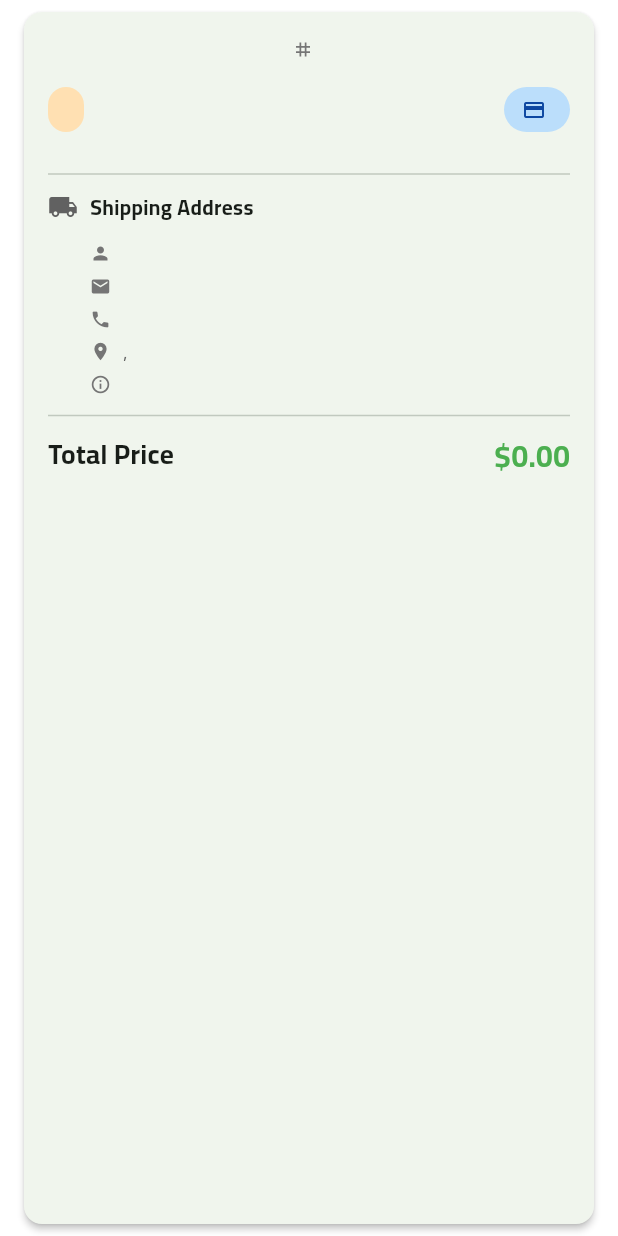
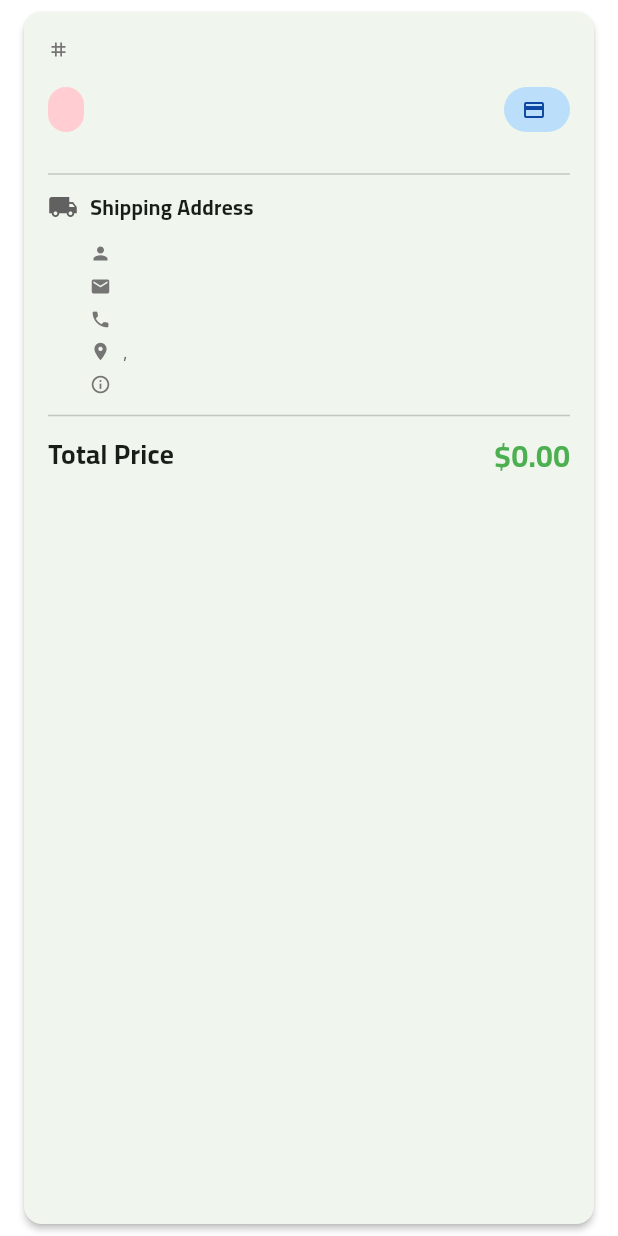
Before and after one commit to ahmedasaber/fruit_dashboard, a Flutter app: the OrderItemCard widget shown alone on an empty page, opened directly with empty values, on a phone screen of 412 x 824 dp. Run offline on Flutter 3.47's test engine with Material 3 defaults, Android fonts, the phone set to English and light mode, and no system bars; our stand-ins replace bloc, cloud_firestore, dartz, firebase_core, flutter_bloc, flutter_svg and 5 more; accounts and stored records are empty; generated files the repository leaves out were written again; network calls fail; statements that could not run were skipped.

Commit message:
update order status (ui)

```diff
--- a/lib/core/widgets/show_error.dart
+++ b/lib/core/widgets/show_error.dart
@@ -4,7 +4,8 @@ import 'package:flutter/material.dart';
 void showError(BuildContext context, String content) {
   ScaffoldMessenger.of(context).showSnackBar(
     SnackBar(
-        content: Text(content)
+        content: Text(content),
+      duration: Duration(seconds: 2),
     )
   );
 }
--- a/lib/features/orders/presentation/views/widgets/build_status_chip.dart
+++ b/lib/features/orders/presentation/views/widgets/build_status_chip.dart
@@ -1,19 +1,45 @@
 import 'package:flutter/material.dart';
+import 'package:flutter_bloc/flutter_bloc.dart';
+import 'package:fruit_dashboard/features/orders/domain/entities/order_entity.dart';
+import 'package:fruit_dashboard/features/orders/presentation/cubit/update%20order/update_order_cubit.dart';
 
-Widget buildStatusChip(String status) {
-  return Container(
+List<String> statuses = ['Pending', 'Completed', 'Canceled'];
+
+Widget buildStatusChip(BuildContext context, OrderEntity order) {
+  String status = order.status;
+  return PopupMenuButton(
+      onSelected: (i) {
+        if (statuses[i].toLowerCase() != status.toLowerCase()) {
+          context.read<UpdateOrderCubit>().updateStatus(
+            status: statuses[i],
+            orderId: order.orderId,
+          );
+        }
+      },
+      itemBuilder: (context) {
+        return List.generate(
+          statuses.length,
+          (i) => PopupMenuItem(value: i, child: Text(statuses[i])),
+        );
+      },
+      child: Container(
         padding: const EdgeInsets.symmetric(horizontal: 12, vertical: 6),
         decoration: BoxDecoration(
-      color: Colors.orange.shade100,
+          color: status == statuses[0] ? Colors.orange.shade100
+            : status == statuses[1] ? Colors.green.shade100
+            : Colors.red.shade100,
           borderRadius: BorderRadius.circular(20),
         ),
         child: Text(
           status,
           style: TextStyle(
-        color: Colors.orange.shade900,
+            color: status == statuses[0] ? Colors.orange.shade900
+              : status == statuses[1] ? Colors.green.shade900
+              : Colors.red.shade900,
             fontWeight: FontWeight.w600,
             fontSize: 12,
           ),
         ),
+      ),
   );
 }
--- a/lib/features/orders/presentation/views/widgets/custom_order_item_card.dart
+++ b/lib/features/orders/presentation/views/widgets/custom_order_item_card.dart
@@ -30,9 +30,13 @@ class OrderItemCard extends StatelessWidget {
                 children: [
                   Icon(Icons.tag, size: 14, color: Colors.grey.shade600),
                   const SizedBox(width: 8),
-                  Text(
-                    order.uld,
-                    style: TextStyle(fontSize: 12, color: Colors.grey.shade700),
+                  Expanded(
+                    child: Text(
+                      order.orderId,
+                      style: TextStyle(fontSize: 12, color: Colors.grey.shade700),
+                      maxLines: 1,
+                      overflow: TextOverflow.ellipsis,
+                    ),
                   ),
                 ],
               ),
@@ -41,7 +45,7 @@ class OrderItemCard extends StatelessWidget {
               Row(
                 mainAxisAlignment: MainAxisAlignment.spaceBetween,
                 children: [
-                  buildStatusChip(order.status),
+                  buildStatusChip(context,order),
                   buildPaymentMethodChip(order.paymentMethod),
                 ],
               ),
```
Also changed, not shown: lib/features/orders/presentation/cubit/update order/update_order_cubit.dart (added, +19 -0 lines), lib/features/orders/presentation/cubit/update order/update_order_state.dart (added, +13 -0 lines), lib/features/orders/presentation/views/orders_view.dart (+12 -2 lines), lib/features/orders/presentation/views/widgets/orders_view_body.dart (+14 -2 lines). Lines whose indentation alone changed are shown as unchanged.
